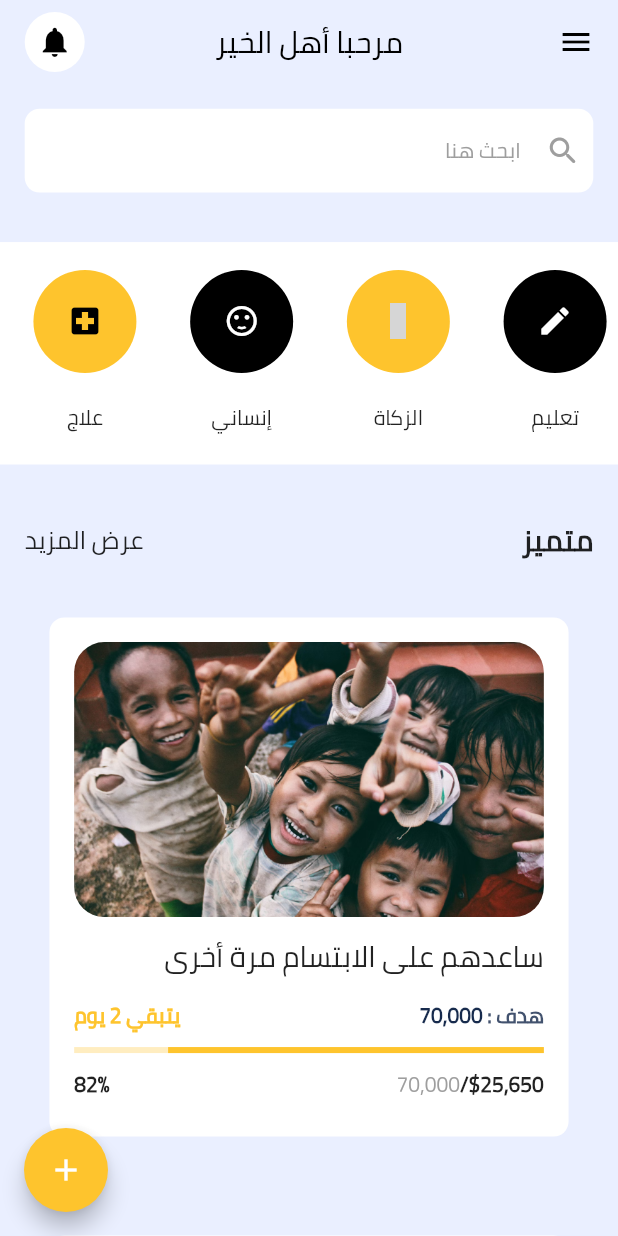
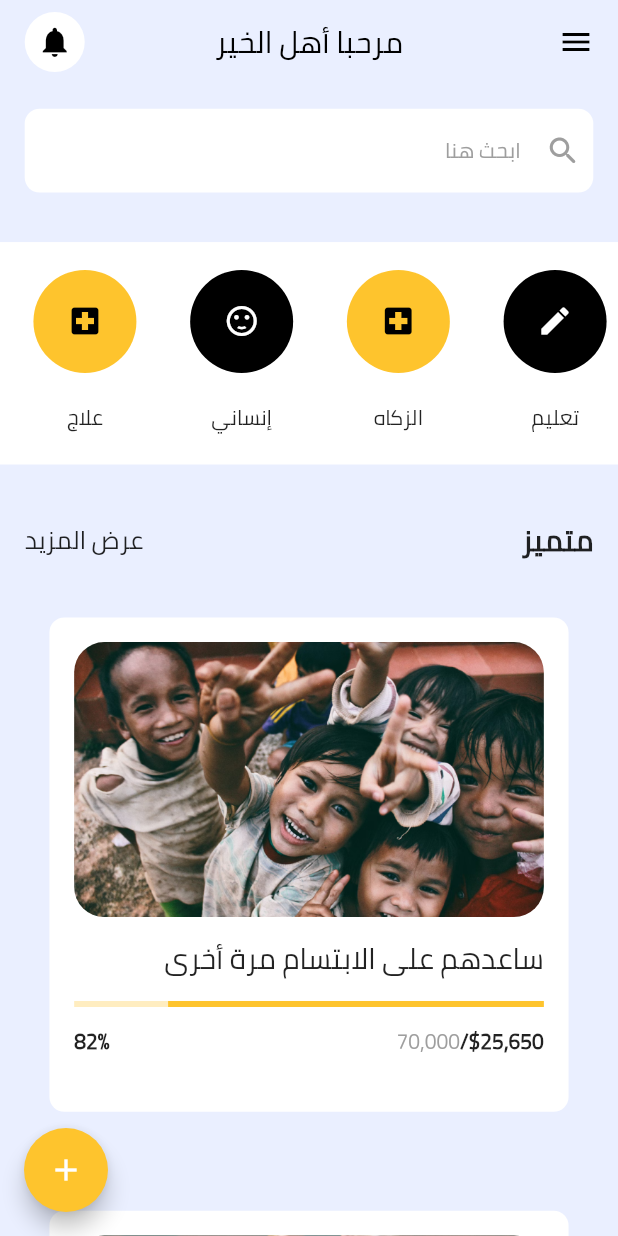
Before and after one commit to abdelrahmanyasser65/Mughith-, a Flutter app: the HomeScreen screen opened directly, on a phone screen of 412 x 824 dp. Run offline on Flutter 3.47's test engine with Material 2 defaults, Android fonts, the phone set to English and light mode, and no system bars; our stand-ins replace get, hexcolor, image_picker, lottie, shared_preferences, sizer and 1 more; accounts and stored records are empty; grey boxes are pictures that could not be loaded.

Commit message:
edit zakah

```diff
--- a/lib/app/localization/ar.dart
+++ b/lib/app/localization/ar.dart
@@ -46,6 +46,8 @@ class Ar {
     "Language":"تغيير اللغة",
     "Logout":"تسجيل خروج" ,
 
+    "Zakah":"الزكاه",
+
    //notifaction
     "no1":"لقد تبرعت بنجاح ، لقد تبرعت للحاله رقم 7594573",
     "no2":"تمت الآن إضافة حالة جديدة يمكنك التبرع لها ومعرفة التفاصيل",
@@ -75,5 +77,19 @@ class Ar {
     'Through the application, you can pay a constant money per month automatically.':'من خلال التطبيق يمكنك دفع مبلغ ثابت شهريًا بشكل تلقائي.',
     'next':'التالي',
     'Start Now':"ابدأ الان",
+
+    //zakah
+
+    'Zakat calculation':'حساب الذكاة' ,
+    "Information about zakat":"معلومات عن الذكاة",
+    'Zakat per person':"الذكاة للفرد",
+
+    'pound':'جنيه',
+    "Enter the number of people":'ادخل عدد الافراد',
+    'total zakat':'اجمالي الذكاة',
+    'Do You Want To Pay Now ?':'هل تريد الدفع الان؟',
+    'yes':'نعم',
+    'not now':'ليس الان',
+    "Calculate":"احسب" ,
   };
 }
--- a/lib/app/localization/en.dart
+++ b/lib/app/localization/en.dart
@@ -39,6 +39,8 @@ class En {
     "Added status":"Added status",
     "Total amount":"Total amount",
     "UpDate":"UpDate",
+
+    "Zakah":"Zakah" ,
     //notifaction
     "no1":"You have successfully donated, you have donated to case number 7594573",
     "no2":"A new case has now been added to which you can donate and find out the details",
@@ -74,5 +76,22 @@ class En {
 
     'next':'next',
     'Start Now':'Start Now',
+
+    //zakah
+
+    'Zakat calculation':'Zakat calculation' ,
+    "Information about zakat":"Information about zakat",
+
+    'Zakat per person': 'Zakat per person' ,
+
+    'pound':'pound',
+    "Enter the number of people":"Enter the number of people",
+
+    'total zakat':'total zakat',
+    'Do You Want To Pay Now ?':'Do You Want To Pay Now ?',
+    'yes':'yes',
+    'not now':'not now',
+    "Calculate":"Calculate" ,
+
   };
 }
--- a/lib/persentation/screens/details/details_screen.dart
+++ b/lib/persentation/screens/details/details_screen.dart
@@ -145,7 +145,7 @@ class DetailsScreen extends StatelessWidget {
                     fontWeight: FontWeightManager.regular,),
               ),
             ),
-            SizedBox(height: HeightSized.h6,),
+            SizedBox(height: HeightSized.h3,),
             DefaultButton(onPressed: (){
               Navigators.navigateTo(context,const DonationAmountScreen());
             },
--- a/lib/persentation/screens/home/home.dart
+++ b/lib/persentation/screens/home/home.dart
@@ -1,5 +1,4 @@
 import 'package:flutter/material.dart';
-import 'package:flutter_islamic_icons/flutter_islamic_icons.dart';
 import 'package:get/get.dart';
 import 'package:mughith/persentation/resources/color_manager.dart';
 import 'package:mughith/persentation/resources/fonts.dart';
@@ -174,10 +173,10 @@ class HomeScreen extends StatelessWidget {
                     child: CardCategory(
                       isBlack: false,
                       icon: Icon(
-                        FlutterIslamicIcons.zakat,
+                        Icons.local_hospital,
                         color: ColorManager.black,
                       ),
-                      text: "الزكاة".tr,
+                      text: "Zakah".tr,
                     ),
                   ),
                   SizedBox(width: HeightSized.h2h),
--- a/lib/persentation/screens/profile_screen.dart
+++ b/lib/persentation/screens/profile_screen.dart
@@ -10,6 +10,8 @@ import 'package:mughith/persentation/widget/auth/default_text_formfiled.dart';
 import 'package:mughith/persentation/widget/default_text.dart';
 import 'package:mughith/persentation/widget/profile_widget.dart';
 import 'package:sizer/sizer.dart';
+
+import '../widget/auth/default_text_formfiled.dart';
 
 class ProfileScreen extends StatelessWidget {
    ProfileScreen({Key? key}) : super(key: key);
--- a/lib/persentation/screens/zakah/zakah_info.dart
+++ b/lib/persentation/screens/zakah/zakah_info.dart
@@ -24,6 +24,8 @@ class ZakahInfoScreen extends StatelessWidget {
         elevation: 0,
       ),
       body: SingleChildScrollView(
+        child: Padding(
+          padding: EdgeInsets.symmetric(horizontal: 20),
           child: Column(
             mainAxisAlignment: MainAxisAlignment.center,
             crossAxisAlignment: CrossAxisAlignment.start,
@@ -111,6 +113,7 @@ class ZakahInfoScreen extends StatelessWidget {
             ],
           ),
         ),
+      ),
     );
   }
 }
--- a/lib/persentation/widget/home/home_card.dart
+++ b/lib/persentation/widget/home/home_card.dart
@@ -14,7 +14,7 @@ class HomeCard extends StatelessWidget {
     return Container(
       width: double.infinity,
       margin: EdgeInsets.all(HeightSized.h2),
-      height: 42.h,
+      height: HeightSized.h40,
       decoration: BoxDecoration(
         color: ColorManager.white,
         borderRadius: BorderRadius.circular(10),
@@ -29,44 +29,20 @@ class HomeCard extends StatelessWidget {
               borderRadius: BorderRadius.circular(20),
               child: Image.asset(ImageAssets.image),
             ),
-            SizedBox(height: HeightSized.h1,),
+            const SizedBox(height: 10),
             Text(
               "Help Them Smile Again".tr,
               style: TextStyle(
                 fontSize: FontSized.s14,
               ),
             ),
-            SizedBox(height: HeightSized.h1,),
-            Row(
-              mainAxisAlignment: MainAxisAlignment.spaceBetween,
-              children: [
-                Row(
-                  children: [
-                    Text(
-                      "Target".tr,
-                      style: TextStyle(fontWeight: FontWeightManager.bold,
-                          color: ColorManager.iconColor),
-                    ),
-                    Text(
-                      "70,000",
-                      style: TextStyle(color: ColorManager.textColor2,fontWeight: FontWeightManager.semiBold),
-                    ),
-                  ],
-                ),
-                Text(
-                  "2 Days left".tr,
-                  style: TextStyle(fontWeight: FontWeightManager.bold,
-                      color: ColorManager.primary),
-                )
-              ],
-            ),
-            SizedBox(height: HeightSized.h1,),
+            const SizedBox(height: 10),
             LinearProgressIndicator(
               value: 0.8,
               color: ColorManager.primary,
               backgroundColor: ColorManager.primary.withOpacity(0.3),
             ),
-             SizedBox(height: HeightSized.h1),
+            const SizedBox(height: 10),
             Row(
               mainAxisAlignment: MainAxisAlignment.spaceBetween,
               children: [
--- a/lib/persentation/widget/zakah_card.dart
+++ b/lib/persentation/widget/zakah_card.dart
@@ -26,6 +26,7 @@ class ZakahCard extends StatelessWidget {
           SizedBox(height: HeightSized.h2),
           Text(
             text,
+            textAlign: TextAlign.center,
             style: TextStyle(
               color: ColorManager.black,
               fontSize: FontSized.s14,
```
Also changed, not shown: lib/persentation/screens/zakah/calculate_zakah.dart (+16 -8 lines), lib/persentation/screens/zakah/zakah.dart (+4 -32 lines), pubspec.lock. Lines whose indentation alone changed are shown as unchanged.
